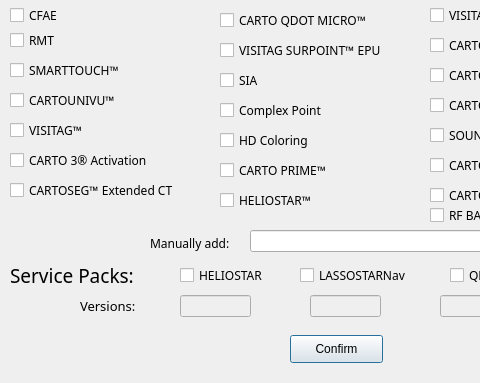
First picture: the form in Code/Forms/licenses_dialog.ui, repository EranYonai/Auto-Baseline, before the edit; both pictures show x 0 to 480 and y 175 to 558 of the 696 by 558 pixel window.
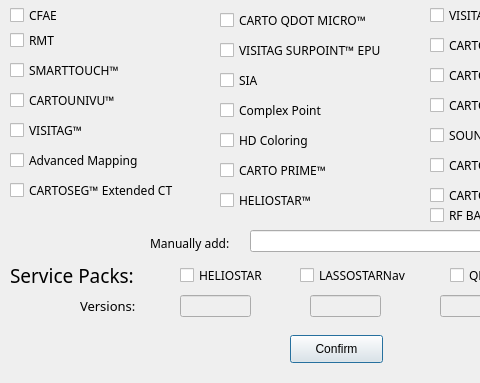
Second picture: the form after the edit.

The edit to the form file:
```diff
--- a/Code/Forms/licenses_dialog.ui
+++ b/Code/Forms/licenses_dialog.ui
@@ -264,7 +264,7 @@
     </font>
    </property>
    <property name="text">
-    <string>CARTO 3® Activation</string>
+    <string>Advanced Mapping</string>
    </property>
   </widget>
   <widget class="QCheckBox" name="confidense">
```
